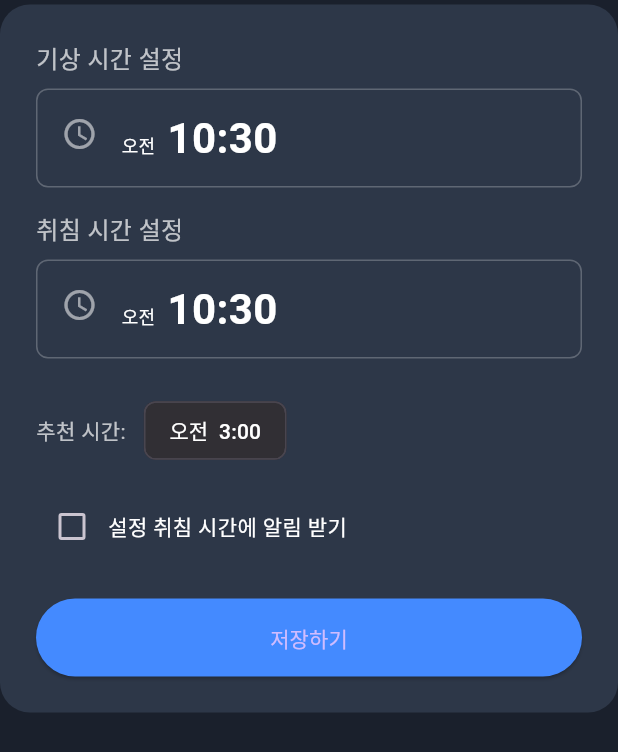
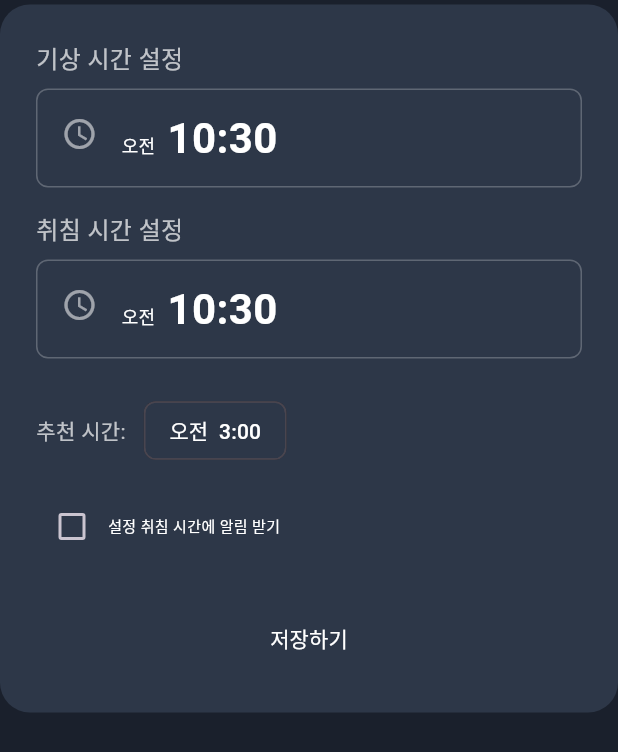
Before and after one commit to yoyohanyy/digital_health_care, a Flutter app: the TimeSettingsSheet widget shown alone on an empty page, opened directly with empty values, on a phone screen of 412 x 824 dp. Shown: the top 752 px of the screen. Run offline on Flutter 3.47's test engine with Material 3 defaults, Android fonts, the phone set to English and light mode, and no system bars; our stand-ins replace firebase_core, fl_chart, percent_indicator, permission_handler, table_calendar; missing offline and left inert: health; accounts and stored records are empty.

Commit message:
오늘의 내가 내일의 나에게 페이지 완성 추후 디자인도 더할 예정

```diff
--- a/lib/page/homePage.dart
+++ b/lib/page/homePage.dart
@@ -1,5 +1,6 @@
 import 'dart:async';
 import 'package:flutter/material.dart';
+import 'letterPage.dart';
 
 // HomePage는 기존 코드에서 수정된 부분만 확인하시면 됩니다.
 class HomePage extends StatefulWidget {
@@ -159,15 +160,30 @@ class _HomePageState extends State<HomePage> {
 
             const SizedBox(height: 20),
 
-            _infoCard([
+            InkWell(
+              onTap: () {
+                // LetterPage로 화면을 전환합니다.
+                Navigator.push(
+                  context,
+                  MaterialPageRoute(builder: (context) => const LetterPage()),
+                );
+              },
+              // 터치 시 배경이 어두워지는 효과를 없애기 위함
+              splashColor: Colors.transparent,
+              highlightColor: Colors.transparent,
+              child: _infoCard([
                 Row(
                   mainAxisAlignment: MainAxisAlignment.spaceBetween,
                   children: const [
-                  Text("어제의 내가 오늘의 나에게", style: TextStyle(color: Colors.white)),
+                    Text(
+                      "어제의 내가 오늘의 나에게",
+                      style: TextStyle(color: Colors.white),
+                    ),
                     Icon(Icons.chevron_right, color: Colors.white54),
                   ],
                 ),
               ]),
+            ),
           ],
         ),
       ),
@@ -307,7 +323,7 @@ class _TimeSettingsSheetState extends State<TimeSettingsSheet> {
                       padding: const EdgeInsets.symmetric(horizontal: 4.0),
                       child: ActionChip(
                         label: Text(_formatTime(time)),
-                        backgroundColor: Colors.white12,
+                        backgroundColor: const Color(0xFF2D3748),
                         labelStyle: const TextStyle(color: Colors.white),
                         onPressed: () {
                           setState(() {
@@ -334,23 +350,24 @@ class _TimeSettingsSheetState extends State<TimeSettingsSheet> {
                   ),
                   const Text(
                     "설정 취침 시간에 알림 받기",
-                    style: TextStyle(color: Colors.white),
+                    style: TextStyle(color: Colors.white, fontSize: 10),
                   ),
                 ],
               ),
               const SizedBox(height: 24),
-              SizedBox(
-                width: double.infinity,
-                child: ElevatedButton(
+              ElevatedButton(
                 onPressed: () {
                   widget.onSave(_wakeUpTime, _bedTime);
                   Navigator.pop(context); // 시트 닫기
                 },
                 style: ElevatedButton.styleFrom(
-                    backgroundColor: Colors.blueAccent,
+                  backgroundColor: const Color(0xFF2D3748),
                   padding: const EdgeInsets.symmetric(vertical: 16),
+                  elevation: 0, // 그림자 제거
                 ),
-                  child: const Text("저장하기"),
+                child: const Text(
+                  "저장하기",
+                  style: TextStyle(color: Colors.white, fontSize: 14),
                 ),
               ),
             ],
```
Also changed, not shown: lib/page/letterPage.dart (added, +112 -0 lines). Lines whose indentation alone changed are shown as unchanged.
